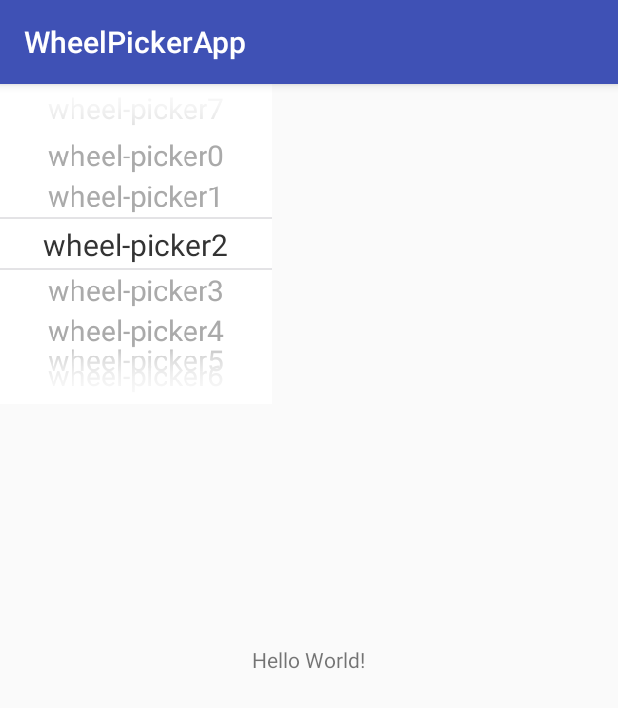
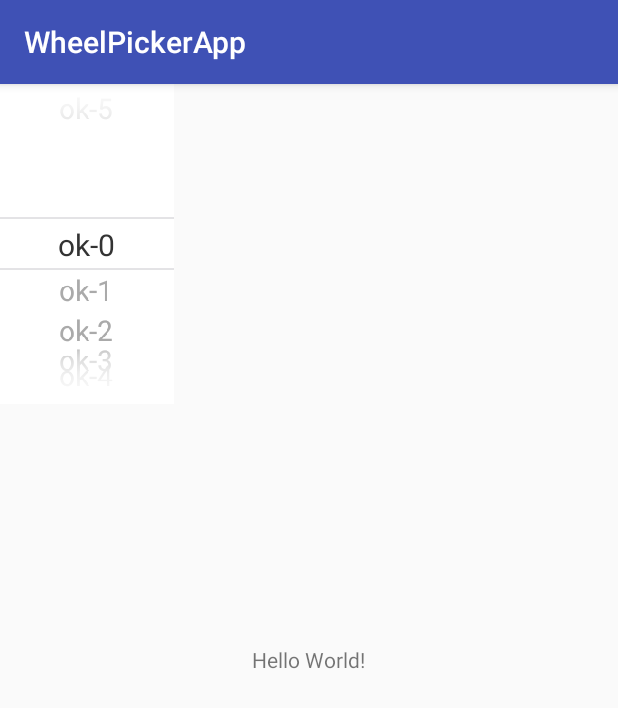
Before and after one commit to iTimeTraveler/WheelPicker, an Android app: the screen it shows after launch (MainActivity), on a phone screen of 412 x 824 dp. Shown: the top 708 px of the screen. Run offline under Robolectric (Android 15) with nearby library versions, the phone set to English and light mode, and no system bars.

Commit message:
封装文字滚轮工具类TextWheelPicker

```diff
--- a/app/src/main/java/com/itimetraveler/widget/demo/MainActivity.java
+++ b/app/src/main/java/com/itimetraveler/widget/demo/MainActivity.java
@@ -4,8 +4,11 @@ import android.os.Bundle;
 import android.support.v7.app.AppCompatActivity;
 import android.widget.TextView;
 
+import java.util.ArrayList;
+
 import adapter.NumericWheelAdapter;
 import view.AbsWheelView;
+import view.TextWheelPicker;
 import view.WheelView;
 
 
@@ -13,6 +16,8 @@ public class MainActivity extends AppCompatActivity {
     TextView mTextView;
     WheelView mWheelView;
     NumericWheelAdapter adapter;
+
+    private TextWheelPicker mTextWheelPicker;
 
     @Override
     protected void onCreate(Bundle savedInstanceState) {
@@ -29,6 +34,20 @@ public class MainActivity extends AppCompatActivity {
         mWheelView.setOnItemSelectedListener(new AbsWheelView.OnItemSelectedListener() {
             @Override
             public void onItemSelected(AbsWheelView parentView, int index) {
+//                mTextView.setText("" + index);
+            }
+        });
+
+
+        ArrayList<String> mList = new ArrayList<String>();
+        for (int i = 0; i <= 50; i++){
+            mList.add("ok-" + i);
+        }
+        mTextWheelPicker = (TextWheelPicker) findViewById(R.id.text_wheel_picker);
+        mTextWheelPicker.setTextList(mList);
+        mTextWheelPicker.setOnItemSelectedListener(new AbsWheelView.OnItemSelectedListener() {
+            @Override
+            public void onItemSelected(AbsWheelView parentView, int index) {
                 mTextView.setText("" + index);
             }
         });
--- a/app/src/main/res/layout/activity_main.xml
+++ b/app/src/main/res/layout/activity_main.xml
@@ -17,7 +17,15 @@
         android:layout_height="wrap_content"
         android:paddingLeft="20dp"
         android:paddingRight="20dp"
+        android:visibility="gone"
         android:background="#ffffff"/>
 
+    <view.TextWheelPicker
+        android:id="@+id/text_wheel_picker"
+        android:layout_width="wrap_content"
+        android:layout_height="wrap_content"
+        android:paddingLeft="20dp"
+        android:paddingRight="20dp"
+        android:background="#FFFFFF"/>
 
 </RelativeLayout>
--- a/wheelpicker/src/main/java/adapter/NumericWheelAdapter.java
+++ b/wheelpicker/src/main/java/adapter/NumericWheelAdapter.java
@@ -82,7 +82,6 @@ public class NumericWheelAdapter extends WheelAdapter {
 		return convertView;
 	}
 
-
 	private static class ViewHolder{
 		TextView textView;
 	}
--- a/wheelpicker/src/main/java/adapter/WheelAdapter.java
+++ b/wheelpicker/src/main/java/adapter/WheelAdapter.java
@@ -4,22 +4,30 @@ import android.database.DataSetObservable;
 import android.database.DataSetObserver;
 import android.view.View;
 import android.view.ViewGroup;
-import android.widget.Adapter;
+import android.widget.BaseAdapter;
 
 /**
  * Created by iTimeTraveler on 2017/12/9.
  */
-public abstract class WheelAdapter implements Adapter {
-	private DataSetObservable dataSetObservable = new DataSetObservable();
+public abstract class WheelAdapter extends BaseAdapter {
+	private DataSetObservable mDataSetObservable = new DataSetObservable();
 
 	@Override
 	public void registerDataSetObserver(DataSetObserver observer) {
-		dataSetObservable.registerObserver(observer);
+		mDataSetObservable.registerObserver(observer);
 	}
 
 	@Override
 	public void unregisterDataSetObserver(DataSetObserver observer) {
-		dataSetObservable.unregisterObserver(observer);
+		mDataSetObservable.unregisterObserver(observer);
+	}
+
+	/**
+	 * Notifies the attached observers that the underlying data has been changed
+	 * and any View reflecting the data set should refresh itself.
+	 */
+	public void notifyDataSetChanged() {
+		mDataSetObservable.notifyChanged();
 	}
 
 	@Override
@@ -46,4 +54,9 @@ public abstract class WheelAdapter implements Adapter {
 	public boolean isEmpty() {
 		return getCount() == 0;
 	}
+
+	@Override
+	public CharSequence[] getAutofillOptions() {
+		return new CharSequence[0];
+	}
 }
--- a/wheelpicker/src/main/java/view/AbsWheelView.java
+++ b/wheelpicker/src/main/java/view/AbsWheelView.java
@@ -151,6 +151,8 @@ public abstract class AbsWheelView extends ViewGroup {
 		if(mAdapter != null && mDataSetObserver != null){
 			mAdapter.unregisterDataSetObserver(mDataSetObserver);
 		}
+		mRecycler.clear();
+
 		mAdapter = adapter;
 		mRecycler.setViewTypeCount(mAdapter.getViewTypeCount());
 
@@ -780,6 +782,29 @@ public abstract class AbsWheelView extends ViewGroup {
 		public boolean shouldRecycleViewType(int viewType) {
 			return viewType >= 0;
 		}
+
+		/**
+		 * Clears the scrap heap.
+		 */
+		void clear() {
+			if (mViewTypeCount == 1) {
+				final ArrayList<View> scrap = mCurrentScrap;
+				clearScrap(scrap);
+			} else {
+				final int typeCount = mViewTypeCount;
+				for (int i = 0; i < typeCount; i++) {
+					final ArrayList<View> scrap = mScrapViews[i];
+					clearScrap(scrap);
+				}
+			}
+		}
+
+		private void clearScrap(final ArrayList<View> scrap) {
+			final int scrapCount = scrap.size();
+			for (int j = 0; j < scrapCount; j++) {
+				removeDetachedView(scrap.remove(scrapCount - 1 - j), false);
+			}
+		}
 	}
 
 
--- /dev/null
+++ b/wheelpicker/src/main/java/view/TextWheelPicker.java
@@ -0,0 +1,112 @@
+package view;
+
+import android.content.Context;
+import android.content.res.ColorStateList;
+import android.support.annotation.Nullable;
+import android.util.AttributeSet;
+import android.view.View;
+import android.view.ViewGroup;
+import android.widget.RelativeLayout;
+import android.widget.TextView;
+
+import java.util.List;
+
+import adapter.WheelAdapter;
+
+/**
+ * Created by iTimeTraveler on 2017/12/19.
+ */
+public class TextWheelPicker extends WheelView {
+
+	private TextAdapter mAdapter;
+	private List<String> mStrList;
+
+	/**
+	 * Constructor
+	 */
+	public TextWheelPicker(Context context) {
+		this(context, null);
+	}
+
+	/**
+	 * Constructor
+	 */
+	public TextWheelPicker(Context context, @Nullable AttributeSet attrs) {
+		this(context, attrs, 0);
+	}
+
+	/**
+	 * Constructor
+	 */
+	public TextWheelPicker(Context context, @Nullable AttributeSet attrs, int defStyleAttr) {
+		super(context, attrs, defStyleAttr);
+		mAdapter = new TextAdapter(context);
+		setAdapter(mAdapter);
+	}
+
+	public void setTextList(List<String> list){
+		mStrList = list;
+		mAdapter.setTextList(list);
+		mAdapter.notifyDataSetChanged();
+	}
+
+	private static class TextAdapter extends WheelAdapter{
+		private Context mContext;
+		private List<String> mStrList;
+
+		public TextAdapter(Context context){
+			mContext = context;
+		}
+
+		public void setTextList(List<String> list){
+			mStrList = list;
+		}
+
+		@Override
+		public int getCount() {
+			return (mStrList != null) ? mStrList.size() : 0;
+		}
+
+		@Override
+		public Object getItem(int position) {
+			return (mStrList != null) ? mStrList.get(position) : null;
+		}
+
+		@Override
+		public long getItemId(int position) {
+			return position;
+		}
+
+		@Override
+		public View getView(int position, View convertView, ViewGroup parent) {
+			ViewHolder viewHolder;
+
+			if(convertView != null){
+				viewHolder = (ViewHolder) convertView.getTag();
+			}else{
+				viewHolder = new ViewHolder();
+				RelativeLayout root = new RelativeLayout(mContext);
+				root.setLayoutParams(new ViewGroup.LayoutParams(ViewGroup.LayoutParams.WRAP_CONTENT, ViewGroup.LayoutParams.WRAP_CONTENT));
+				TextView tv = new TextView(mContext);
+				tv.setPadding(20, 5, 20, 5);
+				tv.setTextSize(20);
+
+				//选中颜色
+				int[] colors = new int[] {0xFF333333, 0xFFAAAAAA};
+				int[][] states = {{android.R.attr.state_selected}, {}};
+				tv.setTextColor(new ColorStateList(states, colors));
+				root.addView(tv);
+
+				viewHolder.textView = tv;
+				convertView = root;
+				convertView.setTag(viewHolder);
+			}
+			viewHolder.textView.setText(mStrList.get(position));
+			return convertView;
+		}
+	}
+
+	private static class ViewHolder{
+		TextView textView;
+	}
+}
```
